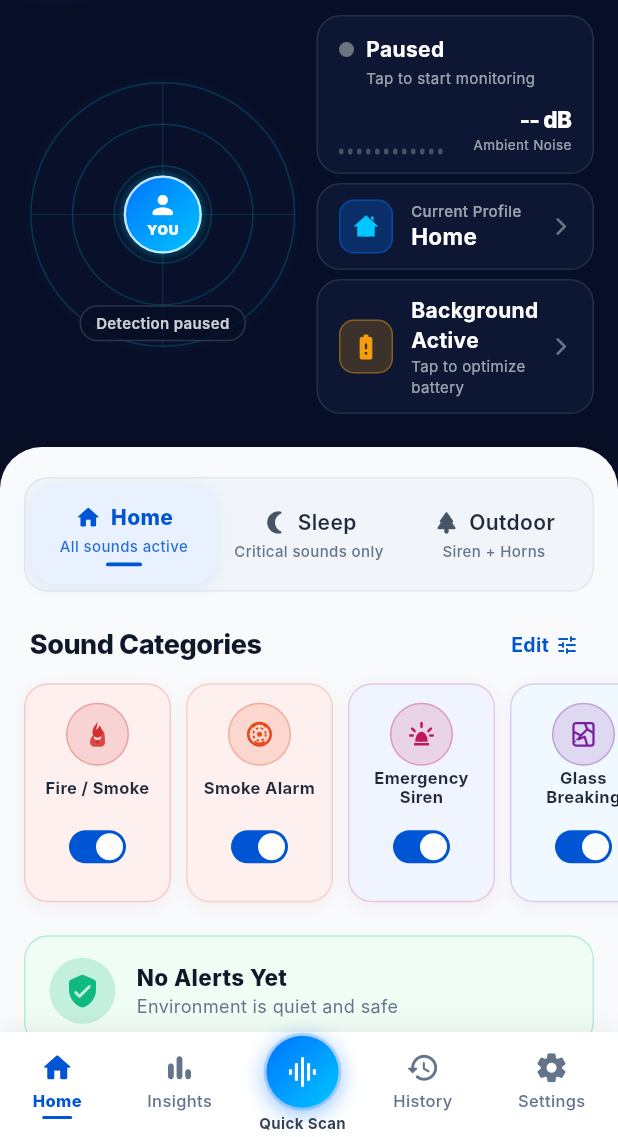
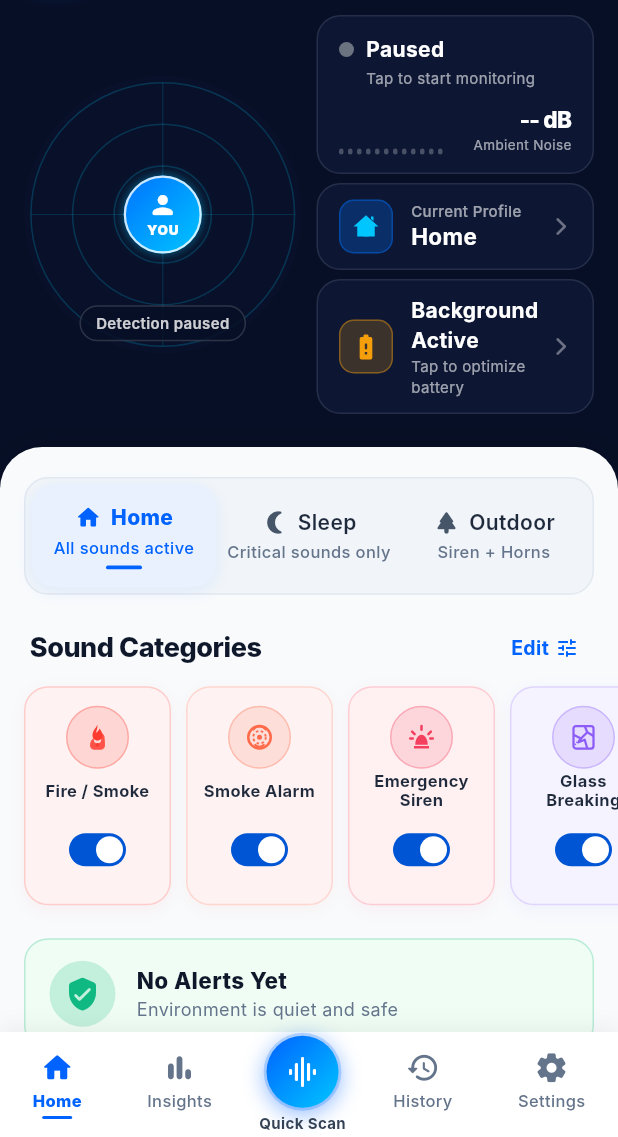
Before and after one commit to Samreen1216/AlertSense, a Flutter app: the screen it shows after launch, after a tap on "Skip", on a phone screen of 412 x 824 dp, the part 99-1236 px from its top. Run offline on Flutter 3.47's test engine with Material 3 defaults, Android fonts, the phone set to English and light mode, and no system bars; our stand-ins replace fl_chart, flutter_local_notifications, flutter_riverpod, flutter_svg, go_router, pdf and 5 more; missing offline and left inert: flutter_foreground_task, home_widget, record, tflite_flutter, torch_light; Roboto replaces fonts that are missing (Inter).

Commit message:
upgrade UI color scheme and visual theme aesthetics

```diff
--- a/lib/core/constants/app_colors.dart
+++ b/lib/core/constants/app_colors.dart
@@ -3,47 +3,49 @@ import 'package:flutter/material.dart';
 class AppColors {
   AppColors._();
 
-  // Brand Colors
-  static const Color primary = Color(0xFF1A73E8);
-  static const Color secondary = Color(0xFF00897B);
+  // ── Brand Colors (Sonic Acoustic AI Identity) ─────────────────────────────
+  static const Color primary = Color(0xFF0062FF); // Vivid Electric Sapphire
+  static const Color secondary = Color(0xFF06B6D4); // Acoustic Sonic Cyan
+  static const Color accent = Color(0xFF8B5CF6); // AI Neural Violet
 
-  // Backgrounds
-  static const Color backgroundLight = Color(0xFFF5F5F5);
-  static const Color backgroundDark = Color(0xFF121212);
+  // ── Canvas & Backgrounds ──────────────────────────────────────────────────
+  static const Color backgroundLight = Color(0xFFF8FAFC); // Crisp Slate Canvas
+  static const Color surfaceLight = Color(0xFFFFFFFF);
+  static const Color surfaceLightElevated = Color(0xFFF1F5F9);
 
-  // Surfaces
-  static const Color surfaceLight = Color(0xFFFFFFFF);
-  static const Color surfaceDark = Color(0xFF1E1E1E);
+  static const Color backgroundDark = Color(0xFF070F26); // Midnight Obsidian Canvas
+  static const Color surfaceDark = Color(0xFF111C35); // Frosted Deep Sapphire
+  static const Color surfaceDarkElevated = Color(0xFF182544);
 
-  // States
-  static const Color error = Color(0xFFB00020);
-  static const Color warning = Color(0xFFFF9800);
-  static const Color success = Color(0xFF4CAF50);
+  // ── Status & Feedback States ──────────────────────────────────────────────
+  static const Color error = Color(0xFFEF4444);
+  static const Color warning = Color(0xFFF59E0B);
+  static const Color success = Color(0xFF10B981);
 
-  // Priorities
-  static const Color highRed = Color(0xFFD32F2F);
-  static const Color mediumOrange = Color(0xFFF57C00);
-  static const Color lowGreen = Color(0xFF388E3C);
+  // ── 3-Tier Priority Matrix (Life Safety Calibrated) ───────────────────────
+  static const Color highRed = Color(0xFFEF4444); // Urgent Emergency Red
+  static const Color mediumOrange = Color(0xFFF59E0B); // Attention Amber
+  static const Color lowGreen = Color(0xFF10B981); // Ambient Emerald
 
-  // Sound Categories
-  static const Color fireAlarm = Color(0xFFD32F2F);
-  static const Color smokeAlarm = Color(0xFFE64A19);
-  static const Color emergencySiren = Color(0xFFC2185B);
-  static const Color glassBreaking = Color(0xFF7B1FA2);
-  static const Color doorbell = Color(0xFF1976D2);
-  static const Color knocking = Color(0xFF388E3C);
-  static const Color babyCrying = Color(0xFF00796B);
-  static const Color dogBarking = Color(0xFFF57C00);
-  static const Color vehicleHorn = Color(0xFF5D4037);
+  // ── 9 Sound Categories (Vibrant Acoustic Palette) ──────────────────────────
+  static const Color fireAlarm = Color(0xFFFF3B30); // Neon Emergency Red
+  static const Color smokeAlarm = Color(0xFFFF6B4A); // Vivid Amber Coral
+  static const Color emergencySiren = Color(0xFFF43F5E); // Electric Rose Crimson
+  static const Color glassBreaking = Color(0xFF8B5CF6); // Sonic Electric Violet
+  static const Color doorbell = Color(0xFF0284C7); // Royal Sky Azure
+  static const Color knocking = Color(0xFFF59E0B); // Warm Amber Gold
+  static const Color babyCrying = Color(0xFF06B6D4); // Luminous Mint Teal
+  static const Color dogBarking = Color(0xFFFB923C); // Warm Tangerine
+  static const Color vehicleHorn = Color(0xFF0EA5E9); // Modern Acoustic Cyan
 
-  // High Contrast Theme
+  // ── High Contrast AMOLED Theme (WCAG AAA) ─────────────────────────────────
   static const Color hcBackground = Color(0xFF000000);
-  static const Color hcTextPrimary = Color(0xFF39FF14); // Neon Green
-  static const Color hcTextSecondary = Color(0xFFFFFF00); // Neon Yellow
-  static const Color hcTextTertiary = Color(0xFF00FFFF); // Cyan
+  static const Color hcTextPrimary = Color(0xFF00FF41); // Matrix Neon Green
+  static const Color hcTextSecondary = Color(0xFFFFD600); // Safety Neon Yellow
+  static const Color hcTextTertiary = Color(0xFF00FFFF); // Electric Cyan
 
-  // Color-blind Safe Palette (Blue, Orange, Pink instead of Red/Green)
-  static const Color cbSafeHigh = Color(0xFFD81B60); // Pink
-  static const Color cbSafeMedium = Color(0xFFF57C00); // Orange
-  static const Color cbSafeLow = Color(0xFF1E88E5); // Blue
+  // ── Color-Blind Safe Palette (IBM Research Standard) ──────────────────────
+  static const Color cbSafeHigh = Color(0xFFD81B60); // High-luminance Pink
+  static const Color cbSafeMedium = Color(0xFFF57C00); // High-luminance Orange
+  static const Color cbSafeLow = Color(0xFF1E88E5); // High-luminance Blue
 }
--- a/lib/core/theme/app_theme.dart
+++ b/lib/core/theme/app_theme.dart
@@ -10,10 +10,13 @@ class AppTheme {
     return ThemeData(
       useMaterial3: true,
       brightness: Brightness.light,
+      scaffoldBackgroundColor: const Color(0xFFF8FAFC),
       colorScheme: ColorScheme.fromSeed(
-        seedColor: const Color(0xFF0055D4),
-        primary: const Color(0xFF0055D4),
+        seedColor: const Color(0xFF0062FF),
+        primary: const Color(0xFF0062FF),
+        secondary: const Color(0xFF06B6D4),
         surface: Colors.white,
+        surfaceContainerHighest: const Color(0xFFF1F5F9),
         brightness: Brightness.light,
       ),
       textTheme: textTheme,
@@ -30,6 +33,8 @@ class AppTheme {
           shape: RoundedRectangleBorder(borderRadius: BorderRadius.circular(12)),
           padding: _minTouchTarget,
           minimumSize: const Size(48, 48),
+          backgroundColor: const Color(0xFF0062FF),
+          foregroundColor: Colors.white,
         ),
       ),
       chipTheme: ChipThemeData(
@@ -37,14 +42,19 @@ class AppTheme {
         padding: const EdgeInsets.all(8),
       ),
       navigationBarTheme: NavigationBarThemeData(
+        backgroundColor: Colors.white,
+        indicatorColor: const Color(0xFF0062FF).withValues(alpha: 0.12),
         indicatorShape: RoundedRectangleBorder(borderRadius: BorderRadius.circular(16)),
       ),
       snackBarTheme: SnackBarThemeData(
         behavior: SnackBarBehavior.floating,
         shape: RoundedRectangleBorder(borderRadius: BorderRadius.circular(12)),
+        backgroundColor: const Color(0xFF0F172A),
       ),
       appBarTheme: const AppBarTheme(
         elevation: 0,
+        backgroundColor: Color(0xFFF8FAFC),
+        foregroundColor: Color(0xFF0F172A),
         centerTitle: true,
       ),
     );
@@ -56,26 +66,31 @@ class AppTheme {
     return ThemeData(
       useMaterial3: true,
       brightness: Brightness.dark,
+      scaffoldBackgroundColor: const Color(0xFF070F26),
       colorScheme: ColorScheme.fromSeed(
-        seedColor: const Color(0xFF4FC3F7),
-        primary: const Color(0xFF4FC3F7),
-        surface: const Color(0xFF1E1E1E),
+        seedColor: const Color(0xFF38BDF8),
+        primary: const Color(0xFF38BDF8),
+        secondary: const Color(0xFF818CF8),
+        surface: const Color(0xFF111C35),
+        surfaceContainerHighest: const Color(0xFF182544),
         brightness: Brightness.dark,
       ),
       textTheme: textTheme,
       cardTheme: CardThemeData(
         shape: RoundedRectangleBorder(
           borderRadius: BorderRadius.circular(16),
-          side: const BorderSide(color: Color(0xFF1E2D4A), width: 1.0),
+          side: const BorderSide(color: Color(0xFF1E2D4E), width: 1.0),
         ),
         elevation: 0,
-        color: const Color(0xFF162035),
+        color: const Color(0xFF111C35),
       ),
       elevatedButtonTheme: ElevatedButtonThemeData(
         style: ElevatedButton.styleFrom(
           shape: RoundedRectangleBorder(borderRadius: BorderRadius.circular(12)),
           padding: _minTouchTarget,
           minimumSize: const Size(48, 48),
+          backgroundColor: const Color(0xFF38BDF8),
+          foregroundColor: const Color(0xFF070F26),
         ),
       ),
       chipTheme: ChipThemeData(
@@ -83,6 +98,8 @@ class AppTheme {
         padding: const EdgeInsets.all(8),
       ),
       navigationBarTheme: NavigationBarThemeData(
+        backgroundColor: const Color(0xFF0D1424),
+        indicatorColor: const Color(0xFF38BDF8).withValues(alpha: 0.18),
         indicatorShape: RoundedRectangleBorder(borderRadius: BorderRadius.circular(16)),
       ),
       snackBarTheme: SnackBarThemeData(
@@ -92,6 +109,8 @@ class AppTheme {
       ),
       appBarTheme: const AppBarTheme(
         elevation: 0,
+        backgroundColor: Color(0xFF070F26),
+        foregroundColor: Colors.white,
         centerTitle: true,
       ),
     );
--- a/lib/ui/home/widgets/segmented_profile_selector.dart
+++ b/lib/ui/home/widgets/segmented_profile_selector.dart
@@ -95,7 +95,7 @@ class SegmentedProfileSelector extends ConsumerWidget {
                       boxShadow: isSelected && !isDark
                           ? [
                               BoxShadow(
-                                color: const Color(0xFF0055D4).withValues(alpha: 0.08),
+                                color: const Color(0xFF0062FF).withValues(alpha: 0.08),
                                 blurRadius: 8,
                                 offset: const Offset(0, 2),
                               ),
@@ -112,7 +112,7 @@ class SegmentedProfileSelector extends ConsumerWidget {
                               p.icon,
                               size: 18,
                               color: isSelected
-                                  ? const Color(0xFF0055D4)
+                                  ? (isDark ? const Color(0xFF38BDF8) : const Color(0xFF0062FF))
                                   : (isDark ? Colors.white70 : const Color(0xFF475569)),
                             ),
                             const SizedBox(width: 6),
@@ -124,7 +124,7 @@ class SegmentedProfileSelector extends ConsumerWidget {
                                   fontSize: 14,
                                   fontWeight: isSelected ? FontWeight.w800 : FontWeight.w600,
                                   color: isSelected
-                                      ? const Color(0xFF0055D4)
+                                      ? (isDark ? const Color(0xFF38BDF8) : const Color(0xFF0062FF))
                                       : (isDark ? Colors.white : const Color(0xFF1E293B)),
                                 ),
                               ),
@@ -138,11 +138,11 @@ class SegmentedProfileSelector extends ConsumerWidget {
                           overflow: TextOverflow.ellipsis,
                           maxLines: 1,
                           style: TextStyle(
-                            fontSize: 10,
+                            fontSize: 11,
                             fontWeight: FontWeight.w500,
                             color: isSelected
-                                ? const Color(0xFF0055D4).withValues(alpha: 0.85)
-                                : (isDark ? Colors.white54 : const Color(0xFF64748B)),
+                                ? (isDark ? const Color(0xFF7DD3FC) : const Color(0xFF0062FF))
+                                : (isDark ? Colors.white60 : const Color(0xFF64748B)),
                           ),
                         ),
                         if (isSelected) ...[
@@ -151,7 +151,7 @@ class SegmentedProfileSelector extends ConsumerWidget {
                             width: 24,
                             height: 2.5,
                             decoration: BoxDecoration(
-                              color: const Color(0xFF0055D4),
+                              color: isDark ? const Color(0xFF38BDF8) : const Color(0xFF0062FF),
                               borderRadius: BorderRadius.circular(2),
                             ),
                           ),
--- a/lib/ui/home/widgets/sound_category_cards.dart
+++ b/lib/ui/home/widgets/sound_category_cards.dart
@@ -14,7 +14,7 @@ class SoundCategoryCardsSection extends ConsumerWidget {
     final enabledSounds = ref.watch(enabledSoundsProvider);
     final isDark = Theme.of(context).brightness == Brightness.dark;
 
-    final categories = SoundCategory.values;
+    const categories = SoundCategory.values;
 
     return Column(
       crossAxisAlignment: CrossAxisAlignment.start,
@@ -46,14 +46,14 @@ class SoundCategoryCardsSection extends ConsumerWidget {
                         style: TextStyle(
                           fontSize: 13,
                           fontWeight: FontWeight.w700,
-                          color: const Color(0xFF0055D4),
+                          color: isDark ? const Color(0xFF38BDF8) : const Color(0xFF0062FF),
                         ),
                       ),
                       const SizedBox(width: 4),
                       Icon(
                         Icons.tune_rounded,
                         size: 16,
-                        color: const Color(0xFF0055D4),
+                        color: isDark ? const Color(0xFF38BDF8) : const Color(0xFF0062FF),
                       ),
                     ],
                   ),
@@ -107,26 +107,26 @@ class _VerticalSoundCard extends StatelessWidget {
 
   Color _getCardBg(SoundCategory cat, bool dark) {
     if (dark) {
-      return const Color(0xFF1E2638);
+      return const Color(0xFF111C35);
     }
     switch (cat) {
       case SoundCategory.fireAlarm:
       case SoundCategory.smokeAlarm:
-        return const Color(0xFFFFF0F0);
+        return const Color(0xFFFEF2F2);
+      case SoundCategory.emergencySiren:
+        return const Color(0xFFFFF1F2);
+      case SoundCategory.glassBreaking:
+        return const Color(0xFFF5F3FF);
       case SoundCategory.doorbell:
-        return const Color(0xFFFFFDF0);
+        return const Color(0xFFF0F9FF);
+      case SoundCategory.knocking:
+        return const Color(0xFFFFFBEB);
       case SoundCategory.babyCrying:
-        return const Color(0xFFF8F0FF);
+        return const Color(0xFFECFEFF);
+      case SoundCategory.dogBarking:
+        return const Color(0xFFFFF7ED);
       case SoundCategory.vehicleHorn:
-        return const Color(0xFFF0FFF4);
-      case SoundCategory.knocking:
-        return const Color(0xFFFFF5ED);
-      case SoundCategory.dogBarking:
-        return const Color(0xFFF0FDFA);
-      case SoundCategory.emergencySiren:
-        return const Color(0xFFF0F4FF);
-      case SoundCategory.glassBreaking:
-        return const Color(0xFFF0F9FF);
+        return const Color(0xFFF0FDF4);
     }
   }
 
--- a/lib/ui/settings/settings_screen.dart
+++ b/lib/ui/settings/settings_screen.dart
@@ -433,18 +433,18 @@ class SettingsScreen extends ConsumerWidget {
         title: 'Standard Light',
         subtitle: 'Crisp slate canvas with sapphire accents',
         tag: 'Modern',
-        tagColor: const Color(0xFF0055D4),
-        swatches: [Colors.white, const Color(0xFF0055D4), const Color(0xFFEF4444), const Color(0xFF10B981)],
-        cardBg: isDark ? const Color(0xFF1E293B) : const Color(0xFFF8FAFC),
+        tagColor: const Color(0xFF0062FF),
+        swatches: [const Color(0xFFF8FAFC), const Color(0xFF0062FF), const Color(0xFFEF4444), const Color(0xFF10B981)],
+        cardBg: isDark ? const Color(0xFF111C35) : const Color(0xFFF8FAFC),
       ),
       (
         type: ThemeType.dark,
         title: 'Cyber Dark',
         subtitle: 'Midnight obsidian canvas with luminous cyan accents',
         tag: 'Popular',
-        tagColor: const Color(0xFF00C6FF),
-        swatches: [const Color(0xFF070F26), const Color(0xFF4FC3F7), const Color(0xFF0072FF), const Color(0xFF10B981)],
-        cardBg: isDark ? const Color(0xFF162035) : const Color(0xFFF1F5F9),
+        tagColor: const Color(0xFF38BDF8),
+        swatches: [const Color(0xFF070F26), const Color(0xFF38BDF8), const Color(0xFF0062FF), const Color(0xFF10B981)],
+        cardBg: isDark ? const Color(0xFF111C35) : const Color(0xFFF1F5F9),
       ),
       (
         type: ThemeType.highContrast,
@@ -452,7 +452,7 @@ class SettingsScreen extends ConsumerWidget {
         subtitle: 'Pure #000000 black canvas with matrix neon green',
         tag: 'WCAG AAA',
         tagColor: const Color(0xFF00FF41),
-        swatches: [Colors.black, const Color(0xFF00FF41), const Color(0xFFFFD600), Colors.white],
+        swatches: [Colors.black, const Color(0xFF00FF41), const Color(0xFFFFD600), const Color(0xFF00FFFF)],
         cardBg: isDark ? Colors.black : const Color(0xFF0F172A),
       ),
       (
@@ -462,7 +462,7 @@ class SettingsScreen extends ConsumerWidget {
         tag: 'Universal',
         tagColor: const Color(0xFFD81B60),
         swatches: [Colors.white, const Color(0xFF0077BB), const Color(0xFFD81B60), const Color(0xFFF57C00)],
-        cardBg: isDark ? const Color(0xFF1E293B) : const Color(0xFFF8FAFC),
+        cardBg: isDark ? const Color(0xFF111C35) : const Color(0xFFF8FAFC),
       ),
     ];
 
--- a/lib/ui/shared/app_scaffold.dart
+++ b/lib/ui/shared/app_scaffold.dart
@@ -136,6 +136,7 @@ class _AppScaffoldState extends ConsumerState<AppScaffold>
                   label: 'Home',
                   isSelected: currentIndex == 0,
                   isDark: isDark,
+                  themeType: themeType,
                   onTap: () {
                     ScaffoldMessenger.of(context).clearSnackBars();
                     widget.navigationShell.goBranch(0, initialLocation: currentIndex == 0);
@@ -148,6 +149,7 @@ class _AppScaffoldState extends ConsumerState<AppScaffold>
                   label: 'Insights',
                   isSelected: currentIndex == 1,
                   isDark: isDark,
+                  themeType: themeType,
                   onTap: () {
                     ScaffoldMessenger.of(context).clearSnackBars();
                     widget.navigationShell.goBranch(1, initialLocation: currentIndex == 1);
@@ -192,7 +194,7 @@ class _AppScaffoldState extends ConsumerState<AppScaffold>
                                   gradient: isHighContrast
                                       ? null
                                       : const LinearGradient(
-                                          colors: [Color(0xFF0072FF), Color(0xFF00C6FF)],
+                                          colors: [Color(0xFF0062FF), Color(0xFF00C6FF)],
                                           begin: Alignment.topLeft,
                                           end: Alignment.bottomRight,
                                         ),
@@ -204,7 +206,7 @@ class _AppScaffoldState extends ConsumerState<AppScaffold>
                                       ? null
                                       : [
                                           BoxShadow(
-                                            color: const Color(0xFF0072FF).withValues(alpha: 0.45),
+                                            color: const Color(0xFF0062FF).withValues(alpha: 0.45),
                                             blurRadius: 12,
                                             spreadRadius: 1,
                                             offset: const Offset(0, 3),
@@ -244,6 +246,7 @@ class _AppScaffoldState extends ConsumerState<AppScaffold>
                   label: 'History',
                   isSelected: currentIndex == 2,
                   isDark: isDark,
+                  themeType: themeType,
                   onTap: () {
                     ScaffoldMessenger.of(context).clearSnackBars();
                     widget.navigationShell.goBranch(2, initialLocation: currentIndex == 2);
@@ -256,6 +259,7 @@ class _AppScaffoldState extends ConsumerState<AppScaffold>
                   label: 'Settings',
                   isSelected: false,
                   isDark: isDark,
+                  themeType: themeType,
                   onTap: () {
                     ScaffoldMessenger.of(context).clearSnackBars();
                     context.push(AppRoutes.settings);
@@ -276,6 +280,7 @@ class _NavItem extends StatelessWidget {
   final String label;
   final bool isSelected;
   final bool isDark;
+  final ThemeType themeType;
   final VoidCallback onTap;
 
   const _NavItem({
@@ -283,12 +288,23 @@ class _NavItem extends StatelessWidget {
     required this.label,
     required this.isSelected,
     required this.isDark,
+    required this.themeType,
     required this.onTap,
   });
 
   @override
   Widget build(BuildContext context) {
-    const activeColor = Color(0xFF0055D4);
+    Color activeColor;
+    if (themeType == ThemeType.highContrast) {
+      activeColor = const Color(0xFF00FF41);
+    } else if (themeType == ThemeType.colorBlindSafe) {
+      activeColor = const Color(0xFF0077BB);
+    } else if (isDark) {
+      activeColor = const Color(0xFF38BDF8);
+    } else {
+      activeColor = const Color(0xFF0062FF);
+    }
+
     final inactiveColor = isDark ? Colors.white60 : const Color(0xFF64748B);
 
     return InkWell(
```
